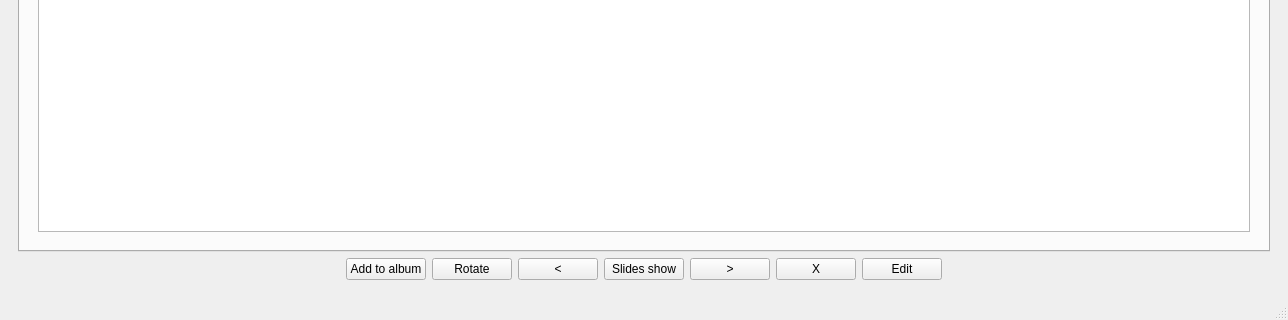
Before: the Qt Designer form galeria_zdjec/Project/mainwindow.ui in starzykbartlomiej/photo_gallery, drawn with Qt 5; both pictures show x 0 to 1288 and y 240 to 560 of the 1288 by 560 pixel window.
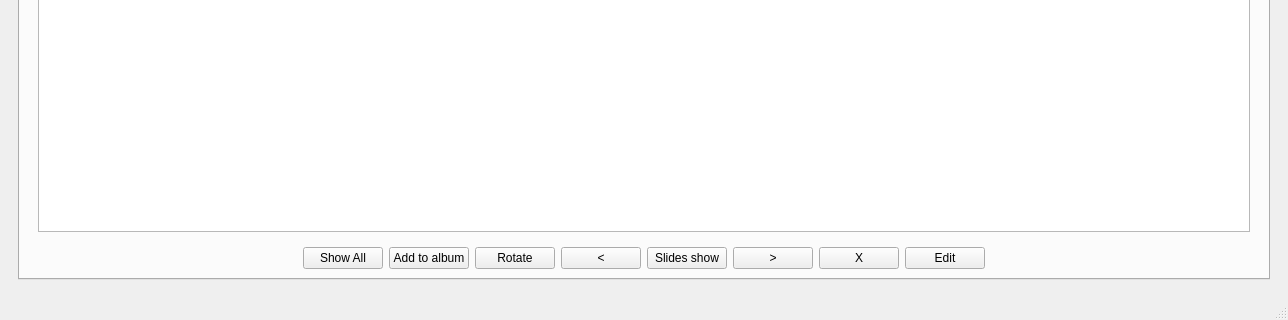
After: the same form once the commit is applied.

Commit message: show_all_button

Diff of the .ui file:
```diff
--- a/galeria_zdjec/Project/mainwindow.ui
+++ b/galeria_zdjec/Project/mainwindow.ui
@@ -67,6 +67,122 @@
               </widget>
              </widget>
             </item>
+            <item>
+             <layout class="QHBoxLayout" name="horizontalLayout" stretch="0,0,0,0,0,0,0,0,0,0">
+              <item>
+               <spacer name="horizontalSpacer_2">
+                <property name="orientation">
+                 <enum>Qt::Horizontal</enum>
+                </property>
+                <property name="sizeHint" stdset="0">
+                 <size>
+                  <width>40</width>
+                  <height>20</height>
+                 </size>
+                </property>
+               </spacer>
+              </item>
+              <item>
+               <widget class="QPushButton" name="pushButton_3">
+                <property name="text">
+                 <string>Show All</string>
+                </property>
+               </widget>
+              </item>
+              <item>
+               <widget class="QPushButton" name="pbAddtoalbum">
+                <property name="text">
+                 <string>Add to album</string>
+                </property>
+               </widget>
+              </item>
+              <item>
+               <widget class="QPushButton" name="pbRotate">
+                <property name="sizePolicy">
+                 <sizepolicy hsizetype="Minimum" vsizetype="Preferred">
+                  <horstretch>0</horstretch>
+                  <verstretch>0</verstretch>
+                 </sizepolicy>
+                </property>
+                <property name="text">
+                 <string>Rotate</string>
+                </property>
+               </widget>
+              </item>
+              <item>
+               <widget class="QPushButton" name="pbBack">
+                <property name="sizePolicy">
+                 <sizepolicy hsizetype="Minimum" vsizetype="Preferred">
+                  <horstretch>0</horstretch>
+                  <verstretch>0</verstretch>
+                 </sizepolicy>
+                </property>
+                <property name="text">
+                 <string>&lt;</string>
+                </property>
+               </widget>
+              </item>
+              <item>
+               <widget class="QPushButton" name="pbSlidesShow">
+                <property name="sizePolicy">
+                 <sizepolicy hsizetype="Minimum" vsizetype="Preferred">
+                  <horstretch>0</horstretch>
+                  <verstretch>0</verstretch>
+                 </sizepolicy>
+                </property>
+                <property name="text">
+                 <string>Slides show</string>
+                </property>
+               </widget>
+              </item>
+              <item>
+               <widget class="QPushButton" name="pbNext">
+                <property name="sizePolicy">
+                 <sizepolicy hsizetype="Minimum" vsizetype="Preferred">
+                  <horstretch>0</horstretch>
+                  <verstretch>0</verstretch>
+                 </sizepolicy>
+                </property>
+                <property name="text">
+                 <string>&gt;</string>
+                </property>
+               </widget>
+              </item>
+              <item>
+               <widget class="QPushButton" name="pbExit">
+                <property name="sizePolicy">
+                 <sizepolicy hsizetype="Minimum" vsizetype="Preferred">
+                  <horstretch>0</horstretch>
+                  <verstretch>0</verstretch>
+                 </sizepolicy>
+                </property>
+                <property name="text">
+                 <string>X</string>
+                </property>
+               </widget>
+              </item>
+              <item>
+               <widget class="QPushButton" name="pbEdit">
+                <property name="text">
+                 <string>Edit</string>
+                </property>
+               </widget>
+              </item>
+              <item>
+               <spacer name="horizontalSpacer">
+                <property name="orientation">
+                 <enum>Qt::Horizontal</enum>
+                </property>
+                <property name="sizeHint" stdset="0">
+                 <size>
+                  <width>60</width>
+                  <height>20</height>
+                 </size>
+                </property>
+               </spacer>
+              </item>
+             </layout>
+            </item>
            </layout>
           </widget>
           <widget class="QWidget" name="tab_albums">
@@ -212,115 +328,6 @@
           </widget>
          </widget>
         </item>
-        <item>
-         <layout class="QHBoxLayout" name="horizontalLayout" stretch="0,0,0,0,0,0,0,0,0">
-          <item>
-           <spacer name="horizontalSpacer_2">
-            <property name="orientation">
-             <enum>Qt::Horizontal</enum>
-            </property>
-            <property name="sizeHint" stdset="0">
-             <size>
-              <width>40</width>
-              <height>20</height>
-             </size>
-            </property>
-           </spacer>
-          </item>
-          <item>
-           <widget class="QPushButton" name="pbAddtoalbum">
-            <property name="text">
-             <string>Add to album</string>
-            </property>
-           </widget>
-          </item>
-          <item>
-           <widget class="QPushButton" name="pbRotate">
-            <property name="sizePolicy">
-             <sizepolicy hsizetype="Minimum" vsizetype="Preferred">
-              <horstretch>0</horstretch>
-              <verstretch>0</verstretch>
-             </sizepolicy>
-            </property>
-            <property name="text">
-             <string>Rotate</string>
-            </property>
-           </widget>
-          </item>
-          <item>
-           <widget class="QPushButton" name="pbBack">
-            <property name="sizePolicy">
-             <sizepolicy hsizetype="Minimum" vsizetype="Preferred">
-              <horstretch>0</horstretch>
-              <verstretch>0</verstretch>
-             </sizepolicy>
-            </property>
-            <property name="text">
-             <string>&lt;</string>
-            </property>
-           </widget>
-          </item>
-          <item>
-           <widget class="QPushButton" name="pbSlidesShow">
-            <property name="sizePolicy">
-             <sizepolicy hsizetype="Minimum" vsizetype="Preferred">
-              <horstretch>0</horstretch>
-              <verstretch>0</verstretch>
-             </sizepolicy>
-            </property>
-            <property name="text">
-             <string>Slides show</string>
-            </property>
-           </widget>
-          </item>
-          <item>
-           <widget class="QPushButton" name="pbNext">
-            <property name="sizePolicy">
-             <sizepolicy hsizetype="Minimum" vsizetype="Preferred">
-              <horstretch>0</horstretch>
-              <verstretch>0</verstretch>
-             </sizepolicy>
-            </property>
-            <property name="text">
-             <string>&gt;</string>
-            </property>
-           </widget>
-          </item>
-          <item>
-           <widget class="QPushButton" name="pbExit">
-            <property name="sizePolicy">
-             <sizepolicy hsizetype="Minimum" vsizetype="Preferred">
-              <horstretch>0</horstretch>
-              <verstretch>0</verstretch>
-             </sizepolicy>
-            </property>
-            <property name="text">
-             <string>X</string>
-            </property>
-           </widget>
-          </item>
-          <item>
-           <widget class="QPushButton" name="pbEdit">
-            <property name="text">
-             <string>Edit</string>
-            </property>
-           </widget>
-          </item>
-          <item>
-           <spacer name="horizontalSpacer">
-            <property name="orientation">
-             <enum>Qt::Horizontal</enum>
-            </property>
-            <property name="sizeHint" stdset="0">
-             <size>
-              <width>60</width>
-              <height>20</height>
-             </size>
-            </property>
-           </spacer>
-          </item>
-         </layout>
-        </item>
        </layout>
       </widget>
       <widget class="QWidget" name="page_1_front">
```
The commit also changes 4 other files.
